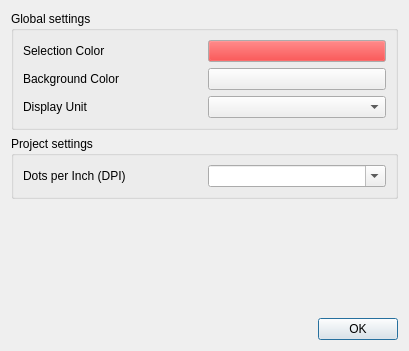
Old version of the form src/preferencesdialog.ui in the repository ImageProcessing-ElectronicPublications/yasw.
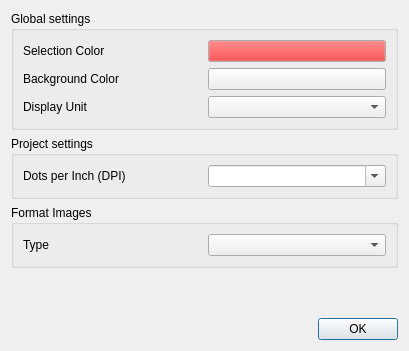
New version of the form.

```diff
--- a/src/preferencesdialog.ui
+++ b/src/preferencesdialog.ui
@@ -141,6 +141,25 @@
      </layout>
     </widget>
    </item>
+   <item>
+    <widget class="QGroupBox" name="groupBox_3">
+     <property name="title">
+      <string>Format Images</string>
+     </property>
+     <layout class="QGridLayout" name="gridLayout_3">
+      <item row="0" column="0">
+       <widget class="QLabel" name="labelUnit_3">
+        <property name="text">
+         <string>Type</string>
+        </property>
+       </widget>
+      </item>
+      <item row="0" column="1">
+       <widget class="QComboBox" name="imtype"/>
+      </item>
+     </layout>
+    </widget>
+   </item>
    <item>
     <spacer name="verticalSpacer">
      <property name="orientation">
@@ -149,7 +168,7 @@
      <property name="sizeHint" stdset="0">
       <size>
        <width>20</width>
-       <height>161</height>
+       <height>100</height>
       </size>
      </property>
     </spacer>
```
